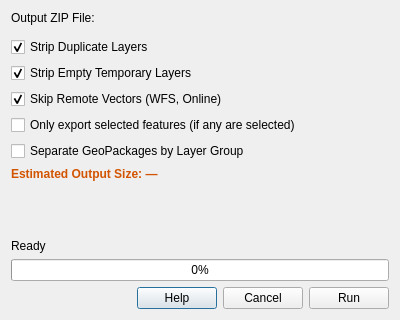
This is geopacker_dialog_base.ui in rick2x/geopacker as Qt 5 draws it before an edit. The edited form follows.
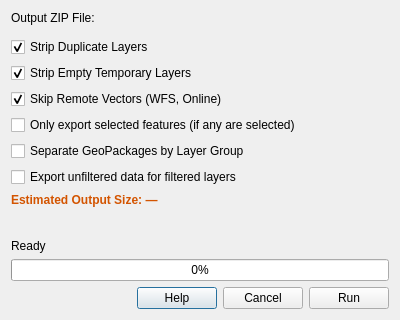
This is the edited form. Custom widgets are drawn as their Qt base class.

Commit message: Add 'export unfiltered data' option to bypass filters during packaging

```diff
--- a/geopacker_dialog_base.ui
+++ b/geopacker_dialog_base.ui
@@ -81,6 +81,16 @@
      </property>
     </widget>
    </item>
+   <item>
+    <widget class="QCheckBox" name="chkExportUnfiltered">
+     <property name="text">
+      <string>Export unfiltered data for filtered layers</string>
+     </property>
+     <property name="checked">
+      <bool>false</bool>
+     </property>
+    </widget>
+   </item>
    <item>
     <widget class="QLabel" name="lblEstimatedSize">
        <property name="text">
```
The commit also changes 3 other files.
